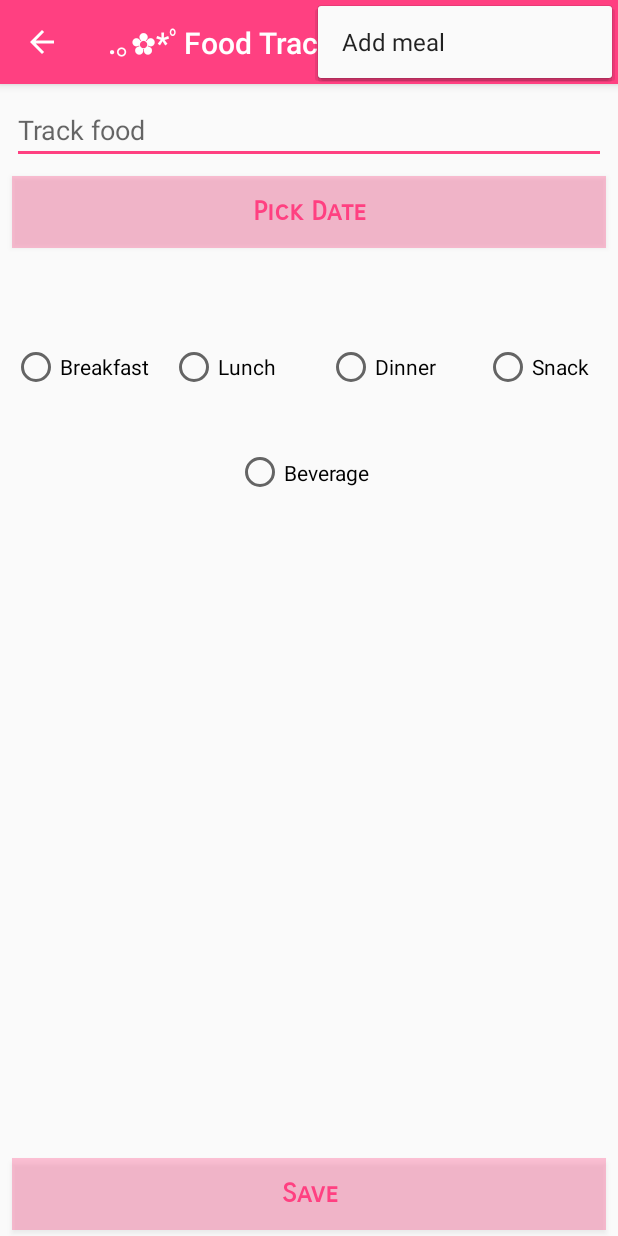
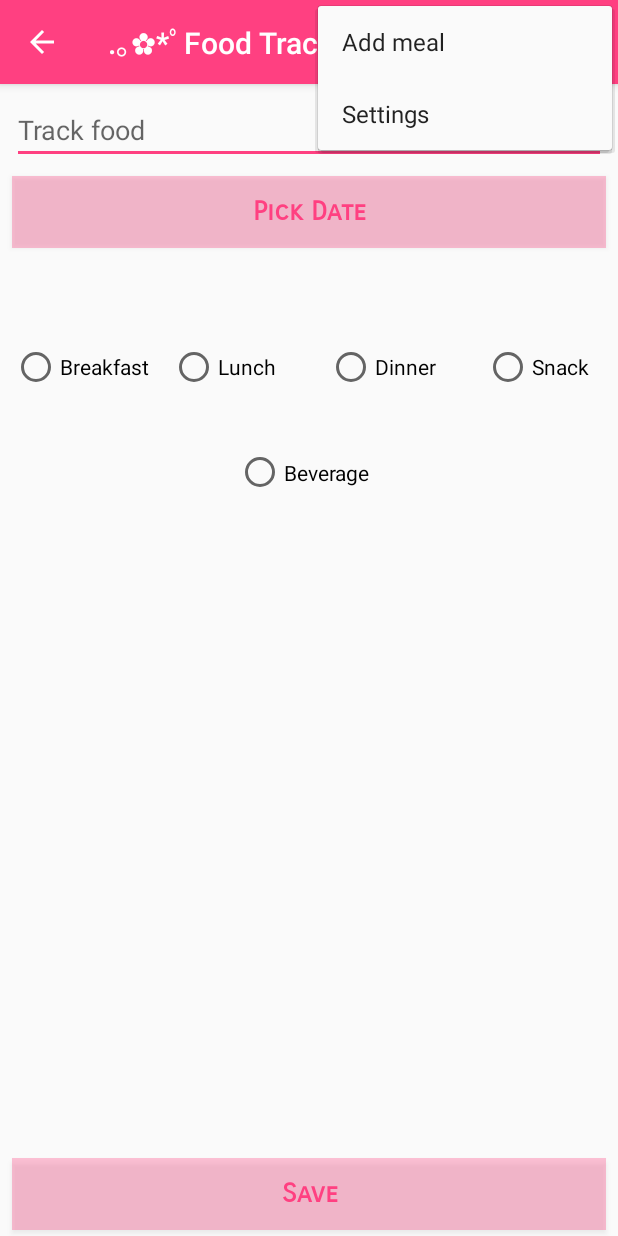
Before and after one commit to AlphaHydroxy/FoodTrackerProject, an Android app: the AddMealActivity screen opened directly, with no data from a screen before it, with the options menu open, on a phone screen of 412 x 824 dp. Run offline under Robolectric (Android 15) with nearby library versions, the phone set to English and light mode, and no system bars.

```diff
--- a/app/src/main/java/com/example/user/foodtrackerproject/AddMealActivity.java
+++ b/app/src/main/java/com/example/user/foodtrackerproject/AddMealActivity.java
@@ -75,7 +75,7 @@ public class AddMealActivity extends AppCompatActivity implements AdapterView.On
                 eatFoodEvent.setUser(new User("Jia", "Female", 56));
                 AddMealActivity.this.alltheEatenFood.add(eatFoodEvent);
 
-                if(foodNameEditor.toString().length() == 0){
+                if(foodNameEditor.length() == 0 && getSelectedDate() == null ){
                     Toast.makeText(AddMealActivity.this, "Complete all fields", Toast.LENGTH_SHORT).show();
                 } else {
                     Intent intent = new Intent(AddMealActivity.this, MainActivity.class);
--- a/app/src/main/res/menu/main.xml
+++ b/app/src/main/res/menu/main.xml
@@ -6,4 +6,9 @@
         android:orderInCategory="100"
         android:title="Add meal"
         />
+    <item
+        android:id="@+id/settings"
+        android:orderInCategory="101"
+        android:title="Settings"
+        />
 </menu>
```
